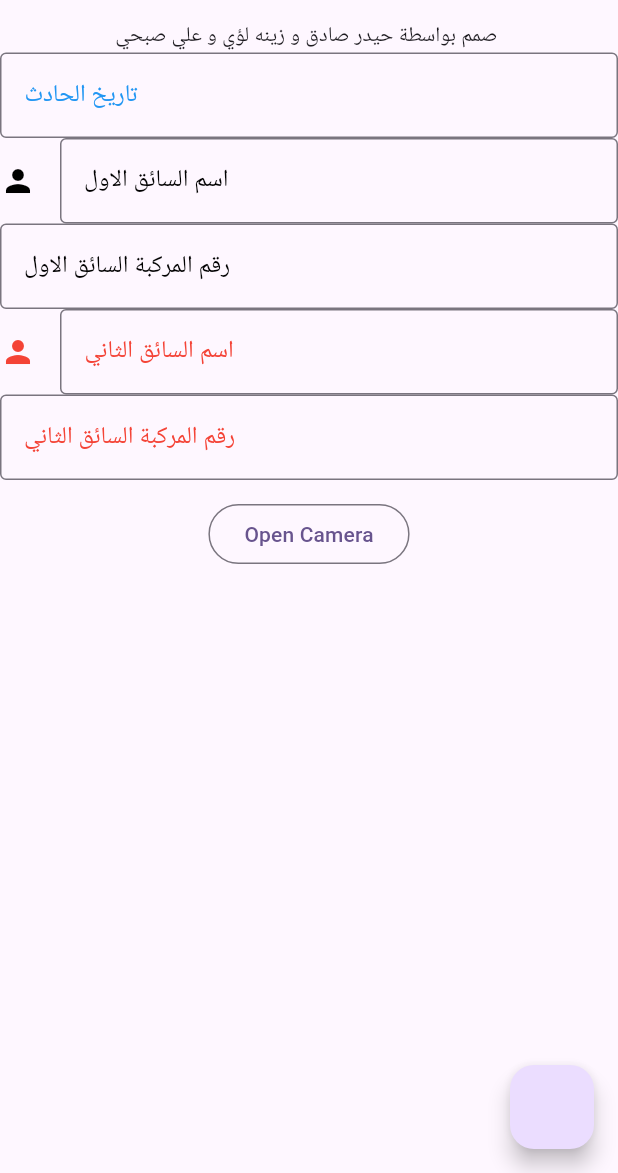
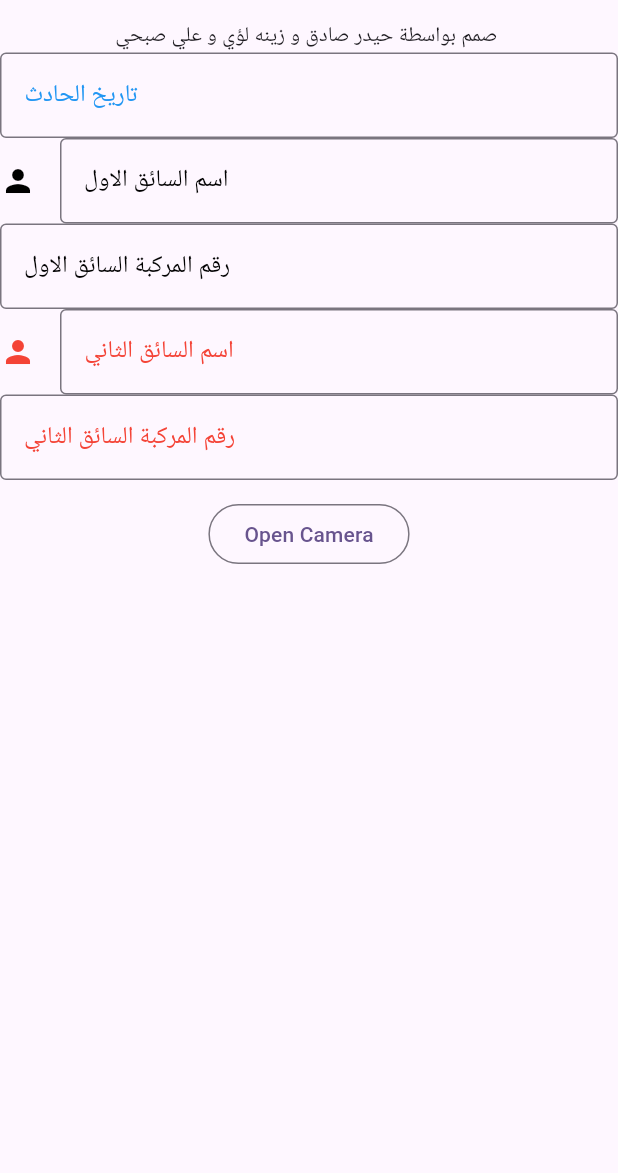
Before and after one commit to Alqdees/Traffic-accidents, a Flutter app: the screen it shows after launch, on a phone screen of 412 x 824 dp, the part 63-1236 px from its top. Run offline on Flutter 3.47's test engine with Material 3 defaults, Android fonts, the light colour scheme and no system bars; our stand-ins replace image_picker, permission_handler.

Commit message:
solved some bugs

```diff
--- a/lib/pages/MyHomePage.dart
+++ b/lib/pages/MyHomePage.dart
@@ -94,11 +94,13 @@ class _MyHomePageState extends State<MyHomePage> {
               height: 12.0,
             ),
             OutlinedButton(
-                onPressed: () async {}, child: const Text('Open Camera')),
+              onPressed: getImageFromCamera,
+              child: const Text('Open Camera'),
+            ),
           ],
         ),
       ),
-      floatingActionButton: FloatingActionButton(onPressed: getImageFromCamera),
+      // floatingActionButton: FloatingActionButton(onPressed: ),
     );
   }
 }
```
Also changed, not shown: 1 other file.
